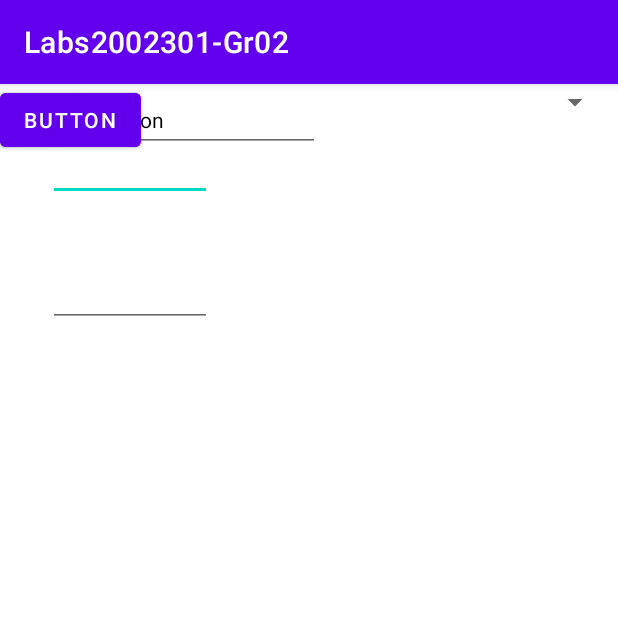
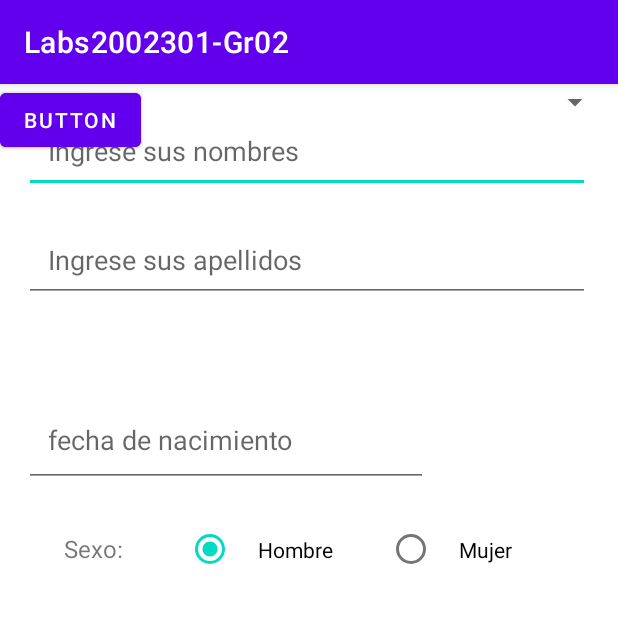
Before and after one commit to paisaruso/LabsCM202301-Gr02, an Android app: the PersonalDataActivity screen opened directly, with no data from a screen before it, on a phone screen of 412 x 824 dp, the top half of it. Run offline under Robolectric (Android 15) with nearby library versions, the phone set to English and light mode, and no system bars.

Commit message:
aún falta los botones

```diff
--- a/Lab1-UI/src/main/res/layout/activity_personal_data.xml
+++ b/Lab1-UI/src/main/res/layout/activity_personal_data.xml
@@ -13,49 +13,68 @@
         tools:layout_editor_absoluteY="1dp">
 
         <EditText
-            android:id="@+id/editText"
-            android:layout_width="109dp"
-            android:layout_height="46dp"
-            android:layout_marginStart="32dp"
-            android:layout_marginTop="32dp"
-            android:inputType="text"
+            android:id="@+id/editTextNombres"
+            android:layout_width="0dp"
+            android:layout_height="wrap_content"
+            android:layout_marginStart="16dp"
+            android:layout_marginTop="16dp"
+            android:layout_marginEnd="16dp"
+            android:hint="Ingrese sus nombres"
+            android:inputType="textCapWords|textNoSuggestions"
+            android:padding="16dp"
+            app:layout_constraintEnd_toEndOf="parent"
             app:layout_constraintStart_toStartOf="parent"
             app:layout_constraintTop_toTopOf="parent" />
 
         <EditText
-            android:id="@+id/editText3"
-            android:layout_width="109dp"
-            android:layout_height="46dp"
-            android:layout_marginStart="32dp"
-            android:layout_marginTop="116dp"
-            android:inputType="text"
+            android:id="@+id/editTextApellidos"
+            android:layout_width="0dp"
+            android:layout_height="wrap_content"
+            android:layout_marginStart="16dp"
+            android:layout_marginTop="16dp"
+            android:layout_marginEnd="16dp"
+            android:hint="Ingrese sus apellidos"
+            android:inputType="textCapWords|textNoSuggestions"
+            android:padding="16dp"
+            app:layout_constraintEnd_toEndOf="parent"
             app:layout_constraintStart_toStartOf="parent"
-            app:layout_constraintTop_toTopOf="parent" />
+            app:layout_constraintTop_toBottomOf="@id/editTextNombres" />
+
+        <TextView
+            android:id="@+id/textViewSexo"
+            android:layout_width="wrap_content"
+            android:layout_height="wrap_content"
+            android:text="Sexo:"
+            android:textSize="16sp"
+            app:layout_constraintBaseline_toBaselineOf="@+id/radioButtonHombre"
+            app:layout_constraintEnd_toStartOf="@+id/radioButtonHombre"
+            app:layout_constraintStart_toStartOf="parent" />
 
         <RadioButton
-            android:id="@+id/radioButton"
+            android:id="@+id/radioButtonHombre"
             android:layout_width="wrap_content"
             android:layout_height="wrap_content"
-            android:text="RadioButton"
-            tools:layout_editor_absoluteX="32dp"
-            tools:layout_editor_absoluteY="214dp" />
+            android:layout_marginStart="124dp"
+            android:layout_marginTop="16dp"
+            android:checked="true"
+            android:padding="16dp"
+            android:text="Hombre"
+            app:layout_constraintStart_toStartOf="parent"
+            app:layout_constraintTop_toBottomOf="@+id/editTextFechaNacimiento"
+            app:layout_constraintVertical_chainStyle="packed" />
 
-        <EditText
-            android:id="@+id/editTextDate2"
+        <RadioButton
+            android:id="@+id/radioButtonMujer"
             android:layout_width="wrap_content"
             android:layout_height="wrap_content"
-            android:ems="10"
-            android:inputType="date"
-            tools:layout_editor_absoluteX="32dp"
-            tools:layout_editor_absoluteY="313dp" />
-
-        <Button
-            android:id="@+id/button"
-            android:layout_width="wrap_content"
-            android:layout_height="wrap_content"
-            android:text="Button"
-            tools:layout_editor_absoluteX="276dp"
-            tools:layout_editor_absoluteY="312dp" />
+            android:layout_marginStart="20dp"
+            android:layout_marginTop="16dp"
+            android:checked="false"
+            android:padding="16dp"
+            android:text="Mujer"
+            app:layout_constraintStart_toEndOf="@+id/radioButtonHombre"
+            app:layout_constraintTop_toBottomOf="@+id/editTextFechaNacimiento"
+            app:layout_constraintVertical_chainStyle="packed" />
 
         <Button
             android:id="@+id/button2"
@@ -63,14 +82,39 @@
             android:layout_height="wrap_content"
             android:text="Button"
             tools:layout_editor_absoluteX="278dp"
-            tools:layout_editor_absoluteY="436dp" />
+            tools:layout_editor_absoluteY="436dp"/>
 
         <Spinner
             android:id="@+id/spinner"
             android:layout_width="407dp"
             android:layout_height="wrap_content"
+            android:prompt="@string/spinner_hint"
+            android:visibility="visible"
             tools:layout_editor_absoluteX="1dp"
             tools:layout_editor_absoluteY="383dp" />
+
+        <EditText
+            android:id="@+id/editTextFechaNacimiento"
+            android:layout_width="269dp"
+            android:layout_height="63dp"
+            android:layout_marginStart="16dp"
+            android:layout_marginTop="60dp"
+            android:layout_marginEnd="16dp"
+            android:hint="fecha de nacimiento"
+            android:inputType="date"
+            android:padding="16dp"
+            app:layout_constraintEnd_toEndOf="parent"
+            app:layout_constraintHorizontal_bias="0.0"
+            app:layout_constraintStart_toStartOf="parent"
+            app:layout_constraintTop_toBottomOf="@+id/editTextApellidos" />
+
+        <Button
+            android:id="@+id/button"
+            android:layout_width="wrap_content"
+            android:layout_height="wrap_content"
+            android:text="Button"
+            tools:layout_editor_absoluteX="298dp"
+            tools:layout_editor_absoluteY="205dp" />
 
 
     </androidx.constraintlayout.widget.ConstraintLayout>
--- a/Lab1-UI/src/main/res/values/strings.xml
+++ b/Lab1-UI/src/main/res/values/strings.xml
@@ -1,3 +1,4 @@
 <resources>
     <string name="app_name">Labs2002301-Gr02</string>
+    <string name="spinner_hint">Grado de escolaridad</string>
 </resources>
```
